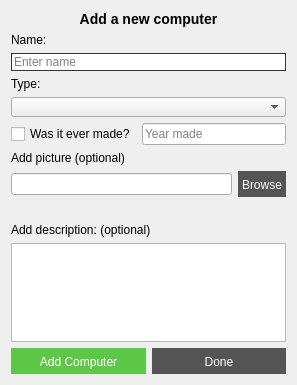
Qt form VL1-project/addcomputerwindow.ui (birkirk/vln1-35) before a commit.
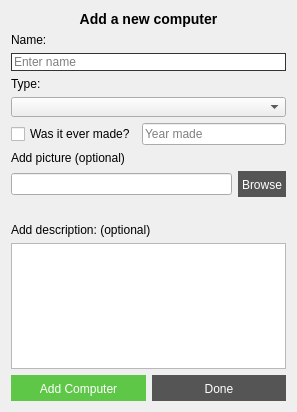
The same form after that commit.

Commit message: made database and adjusted window size

Patch:
```diff
--- a/VL1-project/addcomputerwindow.ui
+++ b/VL1-project/addcomputerwindow.ui
@@ -7,7 +7,7 @@
     <x>0</x>
     <y>0</y>
     <width>297</width>
-    <height>385</height>
+    <height>412</height>
    </rect>
   </property>
   <property name="windowTitle">
```
Left out of the diff: 4 changed lines with no effect on the pictures. The commit also changes 3 other files.
